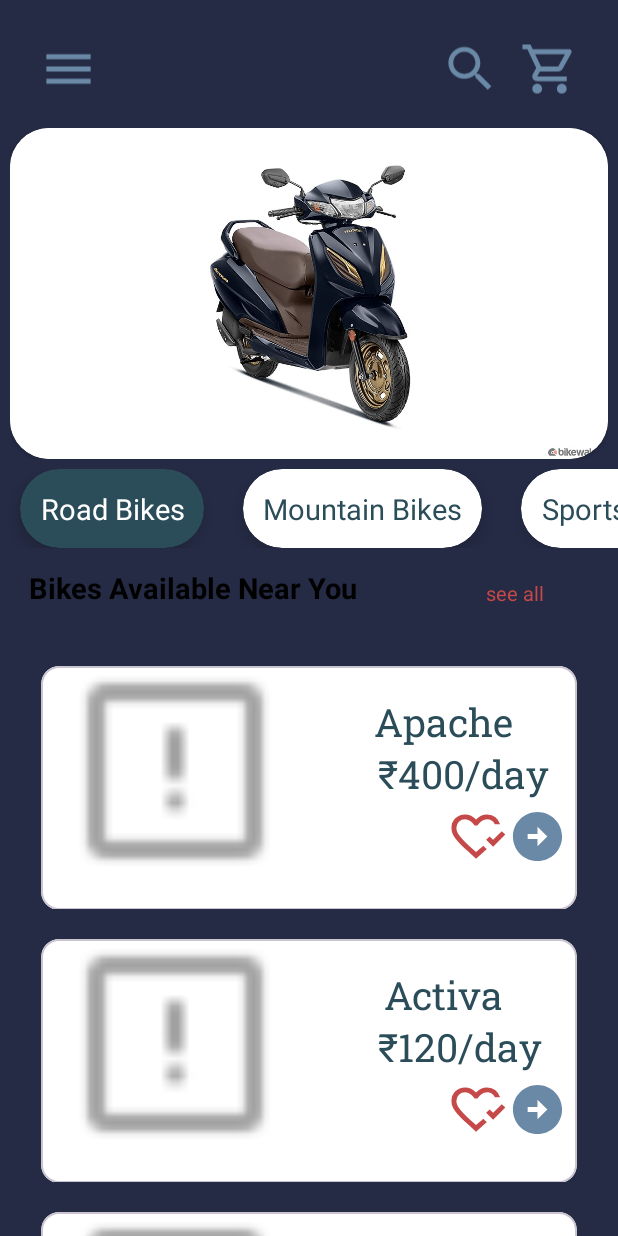
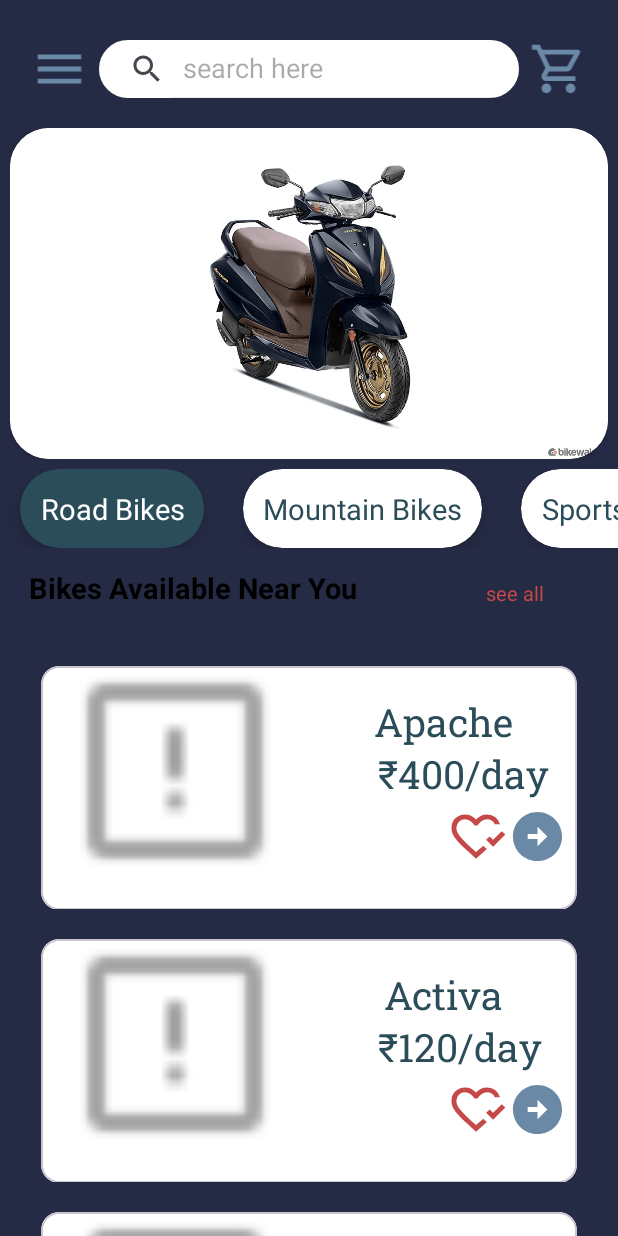
Before and after one commit to AdY21850/Bike_Rental, an Android app: the screen it shows after launch (home), after a tap on "Road Bikes", on a phone screen of 412 x 824 dp. Run offline under Robolectric (Android 15) with nearby library versions, the light colour scheme and no system bars; our stand-ins replace sdp/ssp sizes; libraries missing offline, so code that uses them is left out: com.tbuonomo.viewpagerdotsindicator; plain views replace DotsIndicator; pictures from the network do not load; 2 statements that could not run were skipped; 2 other taps on this screen came first.

Commit message:
search functionality integrated

```diff
--- a/app/src/main/java/com/example/bikerentalcu/BikeAdapter.java
+++ b/app/src/main/java/com/example/bikerentalcu/BikeAdapter.java
@@ -15,6 +15,7 @@
 import com.bumptech.glide.Glide;
 import com.bumptech.glide.load.engine.DiskCacheStrategy;
 
+import java.util.ArrayList;
 import java.util.List;
 
 public class BikeAdapter extends RecyclerView.Adapter<BikeAdapter.ViewHolder> {
@@ -98,4 +99,10 @@
             like = itemView.findViewById(R.id.like);
         }
     }
+    // **Method to Update List for Search**
+    public void updateList(List<bikeModel> newList) {
+        bikeList.clear();
+        bikeList.addAll(newList);
+        notifyDataSetChanged();
+    }
 }
--- a/app/src/main/java/com/example/bikerentalcu/home.java
+++ b/app/src/main/java/com/example/bikerentalcu/home.java
@@ -6,9 +6,9 @@
 import android.os.Bundle;
 import android.util.Log;
 import android.view.View;
-import android.widget.FrameLayout;
 import android.widget.ImageView;
 import android.widget.ProgressBar;
+import androidx.appcompat.widget.SearchView;
 import android.widget.TextView;
 import android.widget.Toast;
 
@@ -17,95 +17,130 @@
 import androidx.recyclerview.widget.RecyclerView;
 import androidx.viewpager2.widget.ViewPager2;
 
-import com.bumptech.glide.Glide;
 import com.tbuonomo.viewpagerdotsindicator.DotsIndicator;
 
 import java.util.ArrayList;
+import java.util.List;
 
 public class home extends Activity {
 
     private static final String TAG = "HomeActivity";
-    ViewPager2 viewPager2;
-    vpAdapter viewPagerAdapter;
-    ArrayList<HomeBannerviewpager> viewpageritemArrayList;
-    DotsIndicator dotsIndicator;
-    ProgressBar progressBar;
-    RecyclerView recyclerView;
-    ProgressBar progressbar;
-    ArrayList<bikeModel> bikeList;
+
+    private ViewPager2 viewPager2;
+    private vpAdapter viewPagerAdapter;
+    private ArrayList<HomeBannerviewpager> viewpageritemArrayList;
+    private DotsIndicator dotsIndicator;
+    private ProgressBar progressBar, progressbar;
+    private RecyclerView recyclerView, searchRecyclerView;
+    private ArrayList<bikeModel> bikeList;
+    private BikeAdapter bikeAdapter, searchBikeAdapter;
+    private SearchView searchView;
 
     @Override
     protected void onCreate(Bundle savedInstanceState) {
         super.onCreate(savedInstanceState);
         setContentView(R.layout.activity_home);
 
+        getWindow().setStatusBarColor(Color.parseColor("#252B45"));
+        getWindow().getDecorView().setSystemUiVisibility(View.SYSTEM_UI_FLAG_VISIBLE);
+
         Log.d(TAG, "onCreate: Activity started");
 
-        // Navigation Drawer
-        ImageView navdraw = findViewById(R.id.to_the_drawer);
-        if (navdraw != null) {
-            navdraw.setOnClickListener(view -> {
-                Log.d(TAG, "onCreate: Navigation drawer clicked");
-                startActivity(new Intent(home.this, navdraw.class));
-            });
-        }
+        initializeViews();
+        setupNavigation();
+        setupSearchView();
+        setupViewPager();
+        setupRecyclerView();
+        setupCategoryClickListeners();
+    }
 
-        // Cart Button
-        ImageView cartimage = findViewById(R.id.cart1);
-        if (cartimage != null) {
-            cartimage.setOnClickListener(view -> {
-                Log.d(TAG, "onCreate: Cart clicked");
-                startActivity(new Intent(home.this, cart.class));
-            });
-        }
-
-        // ViewPager setup
+    private void initializeViews() {
+        searchView = findViewById(R.id.searchview);
         viewPager2 = findViewById(R.id.viewpagerslider);
         dotsIndicator = findViewById(R.id.dots_indicator);
         progressBar = findViewById(R.id.progressbar);
+        progressbar = findViewById(R.id.progressbar2);
+        recyclerView = findViewById(R.id.view_brands);
+        searchRecyclerView = findViewById(R.id.search_view_recycler);
+    }
+
+    private void setupNavigation() {
+        findViewById(R.id.to_the_drawer).setOnClickListener(view -> {
+            Log.d(TAG, "Navigation drawer clicked");
+            startActivity(new Intent(home.this, navdraw.class));
+        });
+
+        findViewById(R.id.cart1).setOnClickListener(view -> {
+            Log.d(TAG, "Cart clicked");
+            startActivity(new Intent(home.this, cart.class));
+        });
+    }
+
+    private void setupSearchView() {
+        searchView.clearFocus();
+        searchView.setOnQueryTextListener(new SearchView.OnQueryTextListener() {
+            @Override
+            public boolean onQueryTextSubmit(String query) {
+                return false;
+            }
+
+            @Override
+            public boolean onQueryTextChange(String newText) {
+                if (newText.isEmpty()) {
+                    toggleRecyclerView(false);
+                } else {
+                    filterList(newText);
+                }
+                return true;
+            }
+        });
+    }
+
+    private void setupViewPager() {
         viewpageritemArrayList = new ArrayList<>();
-
-        // Load banner images
-        loadBannerImages();
-
-        // Set up adapter
+        String[] imageUrls = {
+                "https://res.cloudinary.com/dfmbnrvif/image/upload/v1743380194/banner_home_image_hldh3m.jpg",
+                "https://res.cloudinary.com/dfmbnrvif/image/upload/v1743380193/banner_image_home_jaaube.jpg",
+                "https://res.cloudinary.com/dfmbnrvif/image/upload/v1743380184/img_1_cpbpfr.jpg"
+        };
+        for (String url : imageUrls) {
+            viewpageritemArrayList.add(new HomeBannerviewpager(url));
+        }
         viewPagerAdapter = new vpAdapter(viewpageritemArrayList);
         viewPager2.setAdapter(viewPagerAdapter);
         dotsIndicator.setViewPager2(viewPager2);
         progressBar.setVisibility(View.GONE);
-
-        // RecyclerView setup
-        progressbar = findViewById(R.id.progressbar2);
-        recyclerView = findViewById(R.id.view_brands);
-        recyclerView.setLayoutManager(new LinearLayoutManager(this));
-
-        // Load bike data
-        loadBikeData();
-
-        // Set Adapter
-        BikeAdapter bikeAdapter = new BikeAdapter(this, bikeList);
-        recyclerView.setAdapter(bikeAdapter);
-
-        progressbar.setVisibility(View.GONE);
-
-        // Category click listeners
-        setupClickListeners();
     }
 
-    private void loadBannerImages() {
-        String[] imageUrls = {
-                "https://res.cloudinary.com/dfmbnrvif/image/upload/fl_preserve_transparency/v1743380194/banner_home_image_hldh3m.jpg?_s=public-apps",
-                "https://res.cloudinary.com/dfmbnrvif/image/upload/fl_preserve_transparency/v1743380193/banner_image_home_jaaube.jpg?_s=public-apps",
-                "https://res.cloudinary.com/dfmbnrvif/image/upload/fl_preserve_transparency/v1743380184/img_1_cpbpfr.jpg?_s=public-apps"
-        };
+    private void setupRecyclerView() {
+        recyclerView.setLayoutManager(new LinearLayoutManager(this));
+        searchRecyclerView.setLayoutManager(new LinearLayoutManager(this));
 
-        for (String url : imageUrls) {
-            viewpageritemArrayList.add(new HomeBannerviewpager(url));
-        }
+        bikeList = new ArrayList<>();
+        addBikeData();
+
+        bikeAdapter = new BikeAdapter(this, new ArrayList<>(bikeList));
+        searchBikeAdapter = new BikeAdapter(this, new ArrayList<>());
+
+        recyclerView.setAdapter(bikeAdapter);
+        searchRecyclerView.setAdapter(searchBikeAdapter);
+
+        searchRecyclerView.setVisibility(View.GONE);
+        progressbar.setVisibility(View.GONE);
     }
 
-    private void loadBikeData() {
-        bikeList = new ArrayList<>();
+    private void addBikeData() {
+        bikeList.add(new bikeModel("Apache", 400, "Manual", "240 km/h", "30 kmpl", "Pawan Pandey", "papajikimail2@gmail.com", "9555883490",
+                "https://res.cloudinary.com/dfmbnrvif/image/upload/v1743380193/apache_iellgk.jpg",
+                "https://res.cloudinary.com/dfmbnrvif/image/upload/v1743386623/images_yvnq0s.jpg"));
+
+        bikeList.add(new bikeModel("Activa", 120, "Automatic", "110 km/h", "35 kmpl", "Jane Smith", "janesmith@example.com", "+987654321",
+                "https://res.cloudinary.com/dfmbnrvif/image/upload/v1743380194/activa_ytjdao.jpg",
+                "https://res.cloudinary.com/dfmbnrvif/image/upload/v1743386618/images_n1dbos.jpg"));
+
+        bikeList.add(new bikeModel("Royal Enfield", 200, "Manual", "120 km/h", "30 kmpl", "John Doe", "johndoe@example.com", "+123456789",
+                "https://res.cloudinary.com/dfmbnrvif/image/upload/v1743380182/royalenfield_libvj0.jpg",
+                "https://res.cloudinary.com/dfmbnrvif/image/upload/v1743386524/gsvbejvulurft3bhfoh0.jpg"));
         bikeList.add(new bikeModel(
                 "Apache", 400, "Manual", "240 km/h", "30 kmpl",
                 "pawan pandey", "papajikimail2@gmail.com", "9555883490",
@@ -145,7 +180,7 @@
         bikeList.add(new bikeModel(
                 "bmwR20", 4000, "Manual", "290 km/h", "20 kmpl",
                 "Ram Bahadur", "papajikimail2@gmail.com", "9555883490",
-                "https://res.cloudinary.com/dfmbnrvif/image/upload/fl_preserve_transparency/v1743387115/bmw-r18-right-side-view0_pvvibh.jpg?_s=public-apps",
+                "https://res.cloudinary.com/dfmbnrvif/image/upload/fl_preserve_transparency/v1743597010/bmw_r20_concept-removebg-preview_yfpgso.jpg?_s=public-apps",
                 "https://res.cloudinary.com/dorc5p2jg/image/upload/fl_preserve_transparency/v1742661922/resume_img_1_mhlikw.jpg?_s=public-apps"
         ));
         bikeList.add(new bikeModel(
@@ -168,7 +203,36 @@
         ));
     }
 
-    private void setupClickListeners() {
+    private void filterList(String text) {
+        List<bikeModel> searchResults = new ArrayList<>();
+        for (bikeModel bike : bikeList) {
+            if (bike.getName().toLowerCase().contains(text.toLowerCase()) ||
+                    bike.getTransmission().toLowerCase().contains(text.toLowerCase()) ||
+                    bike.getOwnerName().toLowerCase().contains(text.toLowerCase())) {
+                searchResults.add(bike);
+            }
+        }
+
+        if (searchResults.isEmpty()) {
+            Toast.makeText(this, "No bikes found", Toast.LENGTH_SHORT).show();
+            toggleRecyclerView(false);
+        } else {
+            searchBikeAdapter.updateList(searchResults);
+            toggleRecyclerView(true);
+        }
+    }
+
+    private void toggleRecyclerView(boolean showSearch) {
+        if (showSearch) {
+            searchRecyclerView.setVisibility(View.VISIBLE);
+            recyclerView.setVisibility(View.GONE);
+        } else {
+            searchRecyclerView.setVisibility(View.GONE);
+            recyclerView.setVisibility(View.VISIBLE);
+        }
+    }
+
+    private void setupCategoryClickListeners() {
         CardView[] cardViews = {
                 findViewById(R.id.family_cars),
                 findViewById(R.id.cheapcars),
@@ -190,7 +254,7 @@
         for (int i = 0; i < cardViews.length; i++) {
             int index = i;
             cardViews[i].setOnClickListener(v -> {
-                swapColors((CardView) v);
+                swapColors(cardViews[index]);
                 Toast.makeText(home.this, "Selected: " + categories[index], Toast.LENGTH_SHORT).show();
             });
         }
@@ -198,9 +262,8 @@
 
     private void swapColors(CardView selectedCard) {
         resetCardViews(selectedCard);
-        TextView selectedTextView = (TextView) selectedCard.getChildAt(0);
-        selectedCard.setCardBackgroundColor(Color.parseColor("#2B4C59")); // Highlight selected card
-        selectedTextView.setTextColor(Color.parseColor("#FFFFFF")); // Change text color to white
+        selectedCard.setCardBackgroundColor(Color.parseColor("#2B4C59"));
+        ((TextView) selectedCard.getChildAt(0)).setTextColor(Color.parseColor("#FFFFFF"));
     }
 
     private void resetCardViews(CardView selectedCard) {
@@ -215,8 +278,8 @@
 
         for (CardView cardView : cardViews) {
             if (cardView != selectedCard) {
-                cardView.setCardBackgroundColor(Color.parseColor("#FFFFFF")); // Reset to white
-                ((TextView) cardView.getChildAt(0)).setTextColor(Color.parseColor("#2B4C59")); // Reset text color
+                cardView.setCardBackgroundColor(Color.WHITE);
+                ((TextView) cardView.getChildAt(0)).setTextColor(Color.parseColor("#2B4C59"));
             }
         }
     }
--- a/app/src/main/res/layout/activity_home.xml
+++ b/app/src/main/res/layout/activity_home.xml
@@ -17,39 +17,60 @@
             android:layout_height="wrap_content"
             android:orientation="vertical">
 
+
             <LinearLayout
                 android:layout_width="match_parent"
                 android:layout_height="@dimen/_50sdp"
                 android:layout_marginTop="@dimen/_10sdp"
                 android:orientation="horizontal"
+                android:padding="@dimen/_10sdp"
                 app:layout_constraintTop_toTopOf="parent">
 
                 <ImageView
                     android:id="@+id/to_the_drawer"
                     android:layout_width="39dp"
                     android:layout_height="match_parent"
-                    android:layout_marginLeft="@dimen/_20sdp"
+                    android:layout_marginRight="@dimen/_5sdp"
+                    android:layout_marginLeft="@dimen/_5sdp"
                     android:src="@drawable/side_drawer" />
 
-                <View
-                    android:layout_width="0dp"
+
+                <androidx.appcompat.widget.SearchView
+                    android:id="@+id/searchview"
+                    android:layout_width="match_parent"
                     android:layout_height="match_parent"
-                    android:layout_weight="1" />
-                <ImageView
-                    android:layout_width="@dimen/_30sdp"
-                    android:layout_height="match_parent"
-                    android:layout_marginLeft="@dimen/_10sdp"
-                    android:layout_marginRight="@dimen/_10sdp"
-                    android:src="@drawable/baseline_search_24" />
+                    android:layout_weight="1"
+                    android:background="@drawable/rectangle"
+                    android:backgroundTint="@color/white"
+                    app:defaultQueryHint="search here"
+                    android:focusable="true"
+                    android:clickable="true"
+                    app:iconifiedByDefault="false"
+                    android:focusableInTouchMode="true"/>
 
                 <ImageView
                     android:id="@+id/cart1"
                     android:layout_width="@dimen/_30sdp"
                     android:layout_height="match_parent"
-                    android:layout_marginRight="@dimen/_20sdp"
+                    android:layout_marginLeft="@dimen/_5sdp"
+                    android:layout_marginRight="@dimen/_5sdp"
                     android:src="@drawable/cart" />
 
             </LinearLayout>
+            <androidx.recyclerview.widget.RecyclerView
+                android:id="@+id/search_view_recycler"
+                android:layout_width="match_parent"
+                android:layout_height="wrap_content"
+                android:layout_marginTop="@dimen/_20sdp"
+                android:background="@color/white"
+                android:elevation="8dp"
+                android:clipToPadding="false"
+                android:paddingStart="@dimen/_16sdp"
+                android:paddingEnd="@dimen/_16sdp"
+                android:visibility="gone"
+                app:layout_constraintTop_toTopOf="parent"
+                app:layout_constraintStart_toStartOf="parent"
+                app:layout_constraintEnd_toEndOf="parent"/>
 
             <androidx.constraintlayout.widget.ConstraintLayout
                 android:layout_width="match_parent"
@@ -291,6 +312,7 @@
                     app:layout_constraintStart_toStartOf="parent"
                     app:layout_constraintTop_toTopOf="parent" />
 
+
                 <ProgressBar
                     android:id="@+id/progressbar2"
                     style="?android:attr/progressBarStyle"
```
